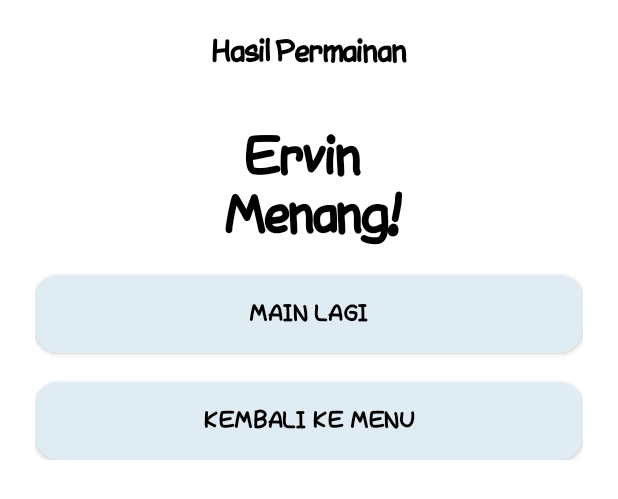
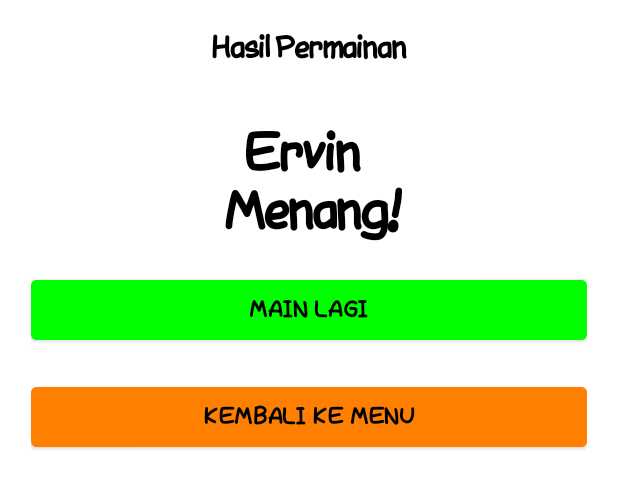
Before and after one commit to fadhluli/RockScissorPaper, an Android app: the layout fragment_dialog.xml on its own in the app's theme, with its tools: preview values and no code run, on a phone screen of 412 x 824 dp. Shown: the top 499 px of the screen. Run offline under Robolectric (Android 15) with nearby library versions, the phone set to English and light mode, and no system bars.

Commit message:
chapter 5

```diff
--- a/app/src/main/res/drawable/bg_dialog_rounded_white.xml
+++ b/app/src/main/res/drawable/bg_dialog_rounded_white.xml
@@ -3,5 +3,5 @@
     android:dither="true"
     android:shape="rectangle">
     <solid android:color="#ffffff" />
-    <corners android:radius="16dp" />
+    <corners android:radius="@dimen/_16sdp" />
 </shape>
--- a/app/src/main/res/layout/fragment_dialog.xml
+++ b/app/src/main/res/layout/fragment_dialog.xml
@@ -3,9 +3,9 @@
     xmlns:app="http://schemas.android.com/apk/res-auto"
     xmlns:tools="http://schemas.android.com/tools"
     android:layout_width="match_parent"
-    android:layout_height="wrap_content"
+    android:layout_height="match_parent"
     android:background="@drawable/bg_dialog_rounded_white"
-    android:padding="@dimen/_18sdp"
+    android:padding="@dimen/_16sdp"
     tools:context=".ui.dialog.DialogFragment">
 
     <TextView
@@ -39,7 +39,7 @@
         android:layout_width="0dp"
         android:layout_height="@dimen/_40sdp"
         android:layout_marginTop="@dimen/_15sdp"
-        android:background="@drawable/bg_btn_rounded"
+        android:backgroundTint="@color/colorPrimaryBtn"
         android:fontFamily="@font/comicsans"
         android:text="@string/text_btn_play_again"
         android:textColor="@color/black"
@@ -52,7 +52,7 @@
         android:layout_width="0dp"
         android:layout_height="@dimen/_40sdp"
         android:layout_marginTop="@dimen/_15sdp"
-        android:background="@drawable/bg_btn_rounded2"
+        android:backgroundTint="@color/colorSecondaryBtn"
         android:fontFamily="@font/comicsans"
         android:text="@string/text_btn_back_to_menu"
         android:textColor="@color/black"
--- a/app/src/main/res/values/colors.xml
+++ b/app/src/main/res/values/colors.xml
@@ -11,5 +11,7 @@
     <color name="colorTextPrimary">#27d3f5</color>
     <color name="colorPrimary">#E0ECF4</color>
     <color name="colorVariant">#E0ECF4</color>
+    <color name="colorPrimaryBtn">#00ff00</color>
+    <color name="colorSecondaryBtn">#ff8000</color>
 
 </resources>
```
